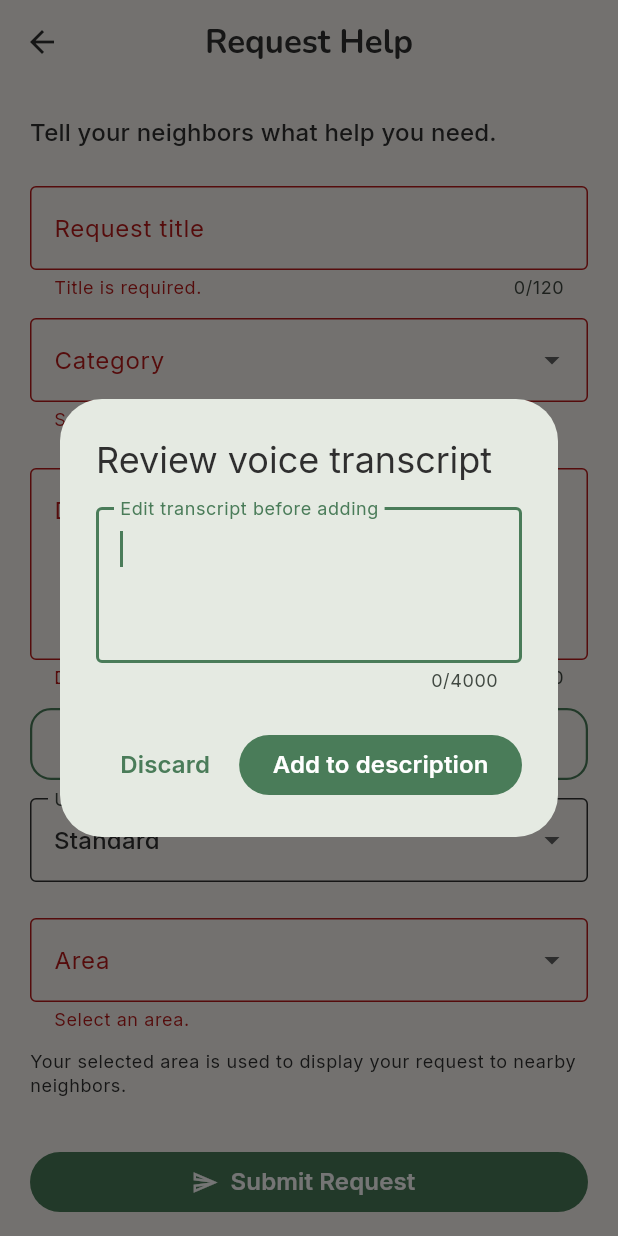
After one commit to HaleyLou333/village-outreach, a Flutter app: the RequestFormScreen screen opened directly, after a tap on "Dictate description (optional)", after a tap on "Submit Request", after a tap on "Stop and review voice input", on a phone screen of 412 x 824 dp. The commit adds this screen. Run offline on Flutter 3.47's test engine with Material 3 defaults, Android fonts, the phone set to English and light mode, and no system bars; our stand-ins replace geolocator, google_maps_flutter, image_picker, shared_preferences, speech_to_text, supabase_flutter; accounts and stored records are empty.

Commit message:
CCVO-92: Complete accessibility and reviewed voice input

```diff
--- /dev/null
+++ b/frontend/lib/core/accessibility/reviewed_voice_input.dart
@@ -0,0 +1,221 @@
+import 'package:flutter/material.dart';
+import 'package:speech_to_text/speech_to_text.dart' as stt;
+
+import '../localization/app_language.dart';
+
+/// Optional device speech recognition.
+///
+/// Recognized speech is never added to the request description
+/// until the user reviews and explicitly accepts the transcript.
+class ReviewedVoiceInput extends StatefulWidget {
+  const ReviewedVoiceInput({
+    super.key,
+    required this.onAccepted,
+    this.enabled = true,
+  });
+
+  final ValueChanged<String> onAccepted;
+  final bool enabled;
+
+  @override
+  State<ReviewedVoiceInput> createState() => _ReviewedVoiceInputState();
+}
+
+class _ReviewedVoiceInputState extends State<ReviewedVoiceInput> {
+  final stt.SpeechToText _speech = stt.SpeechToText();
+
+  bool _listening = false;
+  bool _busy = false;
+  String _transcript = '';
+
+  @override
+  void dispose() {
+    _speech.cancel();
+    super.dispose();
+  }
+
+  Future<void> _record() async {
+    if (_busy || _listening || !widget.enabled) return;
+
+    setState(() => _busy = true);
+
+    try {
+      final available = await _speech.initialize();
+
+      if (!mounted) return;
+
+      if (!available) {
+        ScaffoldMessenger.of(context).showSnackBar(
+          SnackBar(content: Text(AppStrings.of(context).voiceUnavailable)),
+        );
+        return;
+      }
+
+      _transcript = '';
+
+      setState(() => _listening = true);
+
+      await _speech.listen(
+        onResult: (result) {
+          if (!mounted) return;
+
+          setState(() {
+            _transcript = result.recognizedWords;
+          });
+        },
+      );
+    } catch (_) {
+      if (mounted) {
+        ScaffoldMessenger.of(context).showSnackBar(
+          SnackBar(content: Text(AppStrings.of(context).voicePermissionFailed)),
+        );
+      }
+    } finally {
+      if (mounted) {
+        setState(() => _busy = false);
+      }
+    }
+  }
+
+  Future<void> _stopAndReview() async {
+    if (_busy || !_listening) return;
+
+    setState(() => _busy = true);
+
+    try {
+      await _speech.stop();
+
+      if (!mounted) return;
+
+      setState(() {
+        _listening = false;
+      });
+
+      final accepted = await showDialog<String>(
+        context: context,
+        builder: (dialogContext) {
+          return _TranscriptReviewDialog(initialTranscript: _transcript);
+        },
+      );
+
+      if (!mounted) return;
+
+      if (accepted != null && accepted.trim().isNotEmpty) {
+        widget.onAccepted(accepted.trim());
+      }
+    } catch (_) {
+      if (mounted) {
+        ScaffoldMessenger.of(context).showSnackBar(
+          SnackBar(content: Text(AppStrings.of(context).voicePermissionFailed)),
+        );
+      }
+    } finally {
+      if (mounted) {
+        setState(() => _busy = false);
+      }
+    }
+  }
+
+  @override
+  Widget build(BuildContext context) {
+    final strings = AppStrings.of(context);
+
+    return Semantics(
+      label: _listening
+          ? strings.voiceStopSemantics
+          : strings.voiceStartSemantics,
+      child: ConstrainedBox(
+        constraints: const BoxConstraints(minHeight: 48),
+        child: OutlinedButton.icon(
+          onPressed: !widget.enabled || _busy
+              ? null
+              : _listening
+              ? _stopAndReview
+              : _record,
+          icon: Icon(_listening ? Icons.stop_circle_outlined : Icons.mic_none),
+          label: Text(
+            _listening
+                ? strings.voiceStopAndReview
+                : strings.voiceDictateDescription,
+            textAlign: TextAlign.center,
+          ),
+        ),
+      ),
+    );
+  }
+}
+
+/// Owns the transcript controller for the entire lifetime
+/// of the review dialog.
+///
+/// This prevents the controller from being disposed while
+/// the dialog's TextField is still mounted.
+class _TranscriptReviewDialog extends StatefulWidget {
+  const _TranscriptReviewDialog({required this.initialTranscript});
+
+  final String initialTranscript;
+
+  @override
+  State<_TranscriptReviewDialog> createState() =>
+      _TranscriptReviewDialogState();
+}
+
+class _TranscriptReviewDialogState extends State<_TranscriptReviewDialog> {
+  late final TextEditingController _controller;
+
+  @override
+  void initState() {
+    super.initState();
+
+    _controller = TextEditingController(text: widget.initialTranscript);
+  }
+
+  @override
+  void dispose() {
+    _controller.dispose();
+    super.dispose();
+  }
+
+  void _acceptTranscript() {
+    final transcript = _controller.text.trim();
+
+    Navigator.of(context).pop(transcript);
+  }
+
+  void _discardTranscript() {
+    Navigator.of(context).pop();
+  }
+
+  @override
+  Widget build(BuildContext context) {
+    final strings = AppStrings.of(context);
+
+    return AlertDialog(
+      title: Text(strings.voiceReviewTitle),
+      content: SizedBox(
+        width: double.maxFinite,
+        child: TextField(
+          controller: _controller,
+          autofocus: true,
+          minLines: 3,
+          maxLines: 8,
+          maxLength: 4000,
+          decoration: InputDecoration(
+            labelText: strings.voiceEditTranscript,
+            border: const OutlineInputBorder(),
+          ),
+        ),
+      ),
+      actions: [
+        TextButton(
+          onPressed: _discardTranscript,
+          child: Text(strings.voiceDiscard),
+        ),
+        FilledButton(
+          onPressed: _acceptTranscript,
+          child: Text(strings.voiceAddDescription),
+        ),
+      ],
+    );
+  }
+}
--- a/frontend/lib/core/localization/app_language.dart
+++ b/frontend/lib/core/localization/app_language.dart
@@ -841,6 +841,40 @@ class AppStrings {
       ? 'Conecta con tus vecinos para pedir ayuda, ofrecer apoyo y encontrar recursos en tu comunidad.'
       : 'Connect with neighbors to request help, offer support, and find resources in your community.';
 
+  // CCVO-92: Accessible, reviewed device voice input.
+  String get voiceUnavailable => spanish
+      ? 'La entrada de voz no está disponible. Puedes escribir.'
+      : 'Voice input is unavailable. You can still type.';
+  String get voicePermissionFailed => spanish
+      ? 'No se pudo acceder al micrófono. Puedes escribir.'
+      : 'Microphone access failed. You can still type.';
+  String get voiceReviewTitle =>
+      spanish ? 'Revisar transcripción de voz' : 'Review voice transcript';
+  String get voiceEditTranscript => spanish
+      ? 'Edita la transcripción antes de agregarla'
+      : 'Edit transcript before adding';
+  String get voiceDiscard => spanish ? 'Descartar' : 'Discard';
+  String get voiceAddDescription =>
+      spanish ? 'Agregar a la descripción' : 'Add to description';
+  String get voiceStopAndReview => spanish
+      ? 'Detener y revisar la entrada de voz'
+      : 'Stop and review voice input';
+  String get voiceDictateDescription => spanish
+      ? 'Dictar descripción (opcional)'
+      : 'Dictate description (optional)';
+  String get voiceStartSemantics => spanish
+      ? 'Iniciar dictado de voz opcional'
+      : 'Start optional voice dictation';
+  String get voiceStopSemantics => spanish
+      ? 'Detener grabación y revisar transcripción'
+      : 'Stop recording and review transcript';
+  String get requestAreaExplanation => spanish
+      ? 'El área seleccionada se utiliza para mostrar tu solicitud a vecinos cercanos.'
+      : 'Your selected area is used to display your request to nearby neighbors.';
+  String get requestSaving => spanish ? 'Guardando...' : 'Saving...';
+  String get requestSaveChanges => spanish ? 'Guardar cambios' : 'Save Changes';
+  String get requestSubmit => spanish ? 'Enviar solicitud' : 'Submit Request';
+
   static AppStrings of(BuildContext context) => AppStrings(
     AppLanguageScope.maybeOf(context)?.locale.languageCode ?? 'en',
   );
--- a/frontend/lib/features/requests/screens/request_form_screen.dart
+++ b/frontend/lib/features/requests/screens/request_form_screen.dart
@@ -2,6 +2,7 @@ import 'package:flutter/material.dart';
 import 'package:uuid/uuid.dart';
 
 import '../../../core/localization/app_language.dart';
+import '../../../core/accessibility/reviewed_voice_input.dart';
 
 import '../models/help_request.dart';
 import '../services/request_service.dart';
@@ -292,6 +293,7 @@ class _RequestFormScreenState extends State<RequestFormScreen> {
               const SizedBox(height: 12),
 
               DropdownButtonFormField<String>(
+                isExpanded: true,
                 // Updated for current Flutter versions.
                 initialValue: _category,
                 decoration: InputDecoration(
@@ -302,7 +304,10 @@ class _RequestFormScreenState extends State<RequestFormScreen> {
                     .map(
                       (entry) => DropdownMenuItem(
                         value: entry.key,
-                        child: Text(strings.requestCategory(entry.key)),
+                        child: Text(
+                          strings.requestCategory(entry.key),
+                          overflow: TextOverflow.ellipsis,
+                        ),
                       ),
                     )
                     .toList(),
@@ -335,8 +340,24 @@ class _RequestFormScreenState extends State<RequestFormScreen> {
               ),
 
               const SizedBox(height: 12),
+              ReviewedVoiceInput(
+                enabled: !_saving,
+                onAccepted: (transcript) {
+                  final previous = _descriptionController.text.trim();
+                  _descriptionController.text = previous.isEmpty
+                      ? transcript
+                      : '$previous\n$transcript';
+                  _descriptionController.selection = TextSelection.collapsed(
+                    offset: _descriptionController.text.length,
+                  );
+                  _onFormChanged();
+                },
+              ),
+
+              const SizedBox(height: 12),
 
               DropdownButtonFormField<String>(
+                isExpanded: true,
                 // Updated for current Flutter versions.
                 initialValue: _urgency,
                 decoration: InputDecoration(
@@ -346,11 +367,17 @@ class _RequestFormScreenState extends State<RequestFormScreen> {
                 items: [
                   DropdownMenuItem(
                     value: 'standard',
-                    child: Text(strings.standardUrgency),
+                    child: Text(
+                      strings.standardUrgency,
+                      overflow: TextOverflow.ellipsis,
+                    ),
                   ),
                   DropdownMenuItem(
                     value: 'time_sensitive',
-                    child: Text(strings.timeSensitiveUrgency),
+                    child: Text(
+                      strings.timeSensitiveUrgency,
+                      overflow: TextOverflow.ellipsis,
+                    ),
                   ),
                 ],
                 onChanged: _saving
@@ -365,6 +392,7 @@ class _RequestFormScreenState extends State<RequestFormScreen> {
               const SizedBox(height: 24),
 
               DropdownButtonFormField<RequestArea>(
+                isExpanded: true,
                 // Updated for current Flutter versions.
                 initialValue: _area,
                 decoration: InputDecoration(
@@ -373,8 +401,10 @@ class _RequestFormScreenState extends State<RequestFormScreen> {
                 ),
                 items: _availableAreas
                     .map(
-                      (area) =>
-                          DropdownMenuItem(value: area, child: Text(area.name)),
+                      (area) => DropdownMenuItem(
+                        value: area,
+                        child: Text(area.name, overflow: TextOverflow.ellipsis),
+                      ),
                     )
                     .toList(),
                 onChanged: _saving
@@ -414,10 +444,10 @@ class _RequestFormScreenState extends State<RequestFormScreen> {
                     : const Icon(Icons.send_outlined),
                 label: Text(
                   _saving
-                      ? 'Saving...'
+                      ? strings.requestSaving
                       : _isEditing
-                      ? 'Save Changes'
-                      : 'Submit Request',
+                      ? strings.requestSaveChanges
+                      : strings.requestSubmit,
                 ),
               ),
 
--- /dev/null
+++ b/frontend/lib/features/resources/models/resource_guide.dart
@@ -0,0 +1,29 @@
+class ResourceGuide {
+  final String id;
+  final String title;
+  final String category;
+  final String area;
+  final String sourceUrl;
+  final DateTime reviewedAt;
+  final String? body;
+
+  const ResourceGuide({
+    required this.id,
+    required this.title,
+    required this.category,
+    required this.area,
+    required this.sourceUrl,
+    required this.reviewedAt,
+    this.body,
+  });
+
+  factory ResourceGuide.fromJson(Map<String, dynamic> json) => ResourceGuide(
+    id: json['id'] as String,
+    title: json['title'] as String,
+    category: json['category'] as String,
+    area: json['area'] as String,
+    sourceUrl: json['source_url'] as String,
+    reviewedAt: DateTime.parse(json['reviewed_at'] as String),
+    body: json['body'] as String?,
+  );
+}
--- a/frontend/pubspec.yaml
+++ b/frontend/pubspec.yaml
@@ -44,6 +44,7 @@ dependencies:
   shared_preferences: ^2.5.6
   flutter_localizations:
     sdk: flutter
+  speech_to_text: ^7.5.0
 
 dev_dependencies:
   flutter_test:
```
Also changed, not shown: frontend/lib/features/resources/screens/resource_guide_screen.dart (added, +243 -0 lines), frontend/lib/features/resources/screens/resource_screen.dart (+10 -0 lines), frontend/lib/features/resources/services/resource_guide_service.dart (added, +72 -0 lines), frontend/pubspec.lock, 3 other files.
